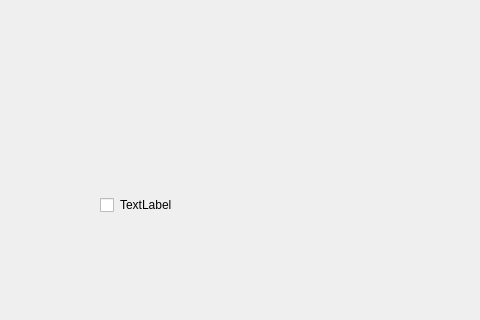
This is mainwindow.ui in Reksotiv/QtFramelessWindow as Qt 5 draws it before an edit; both pictures show x 0 to 480 and y 0 to 320 of the 590 by 424 pixel window. The edited form follows.
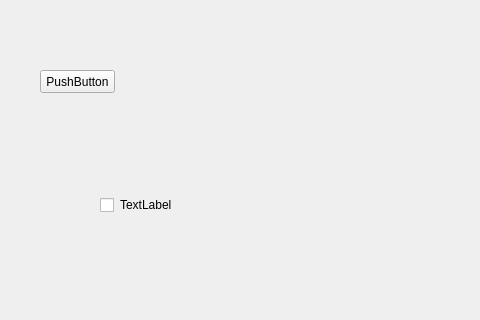
This is the edited form.

Diff of the .ui file:
```diff
--- a/mainwindow.ui
+++ b/mainwindow.ui
@@ -43,6 +43,19 @@
      </item>
     </layout>
    </widget>
+   <widget class="QPushButton" name="pushButton">
+    <property name="geometry">
+     <rect>
+      <x>40</x>
+      <y>70</y>
+      <width>75</width>
+      <height>23</height>
+     </rect>
+    </property>
+    <property name="text">
+     <string>PushButton</string>
+    </property>
+   </widget>
   </widget>
  </widget>
  <resources/>
```
